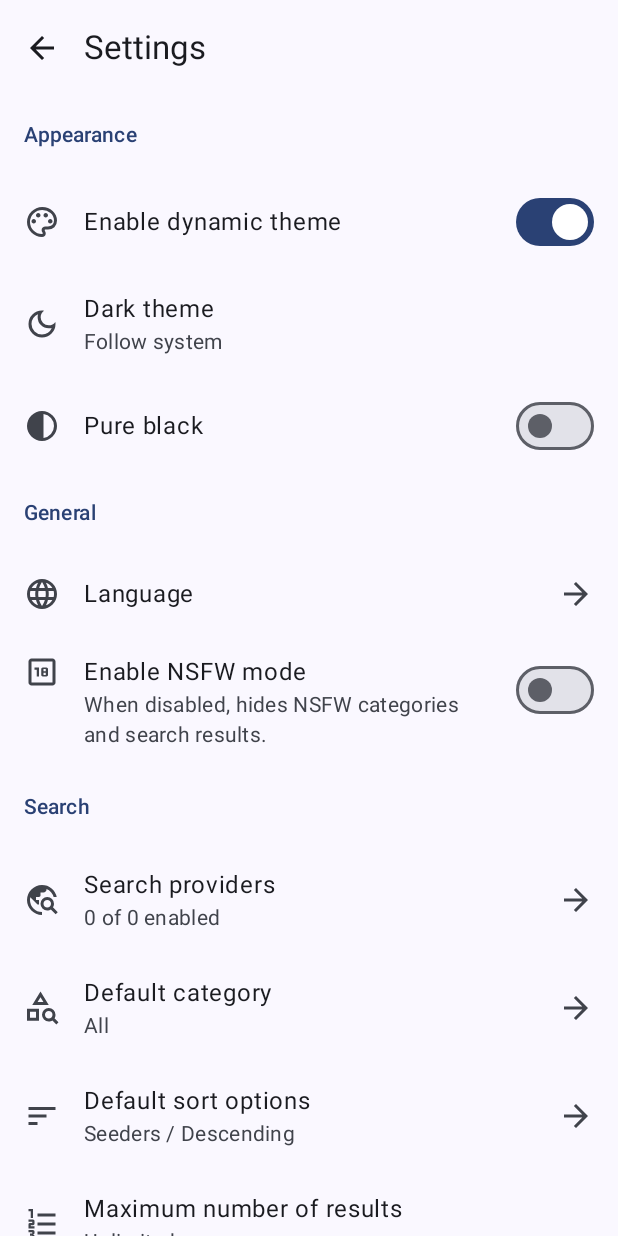
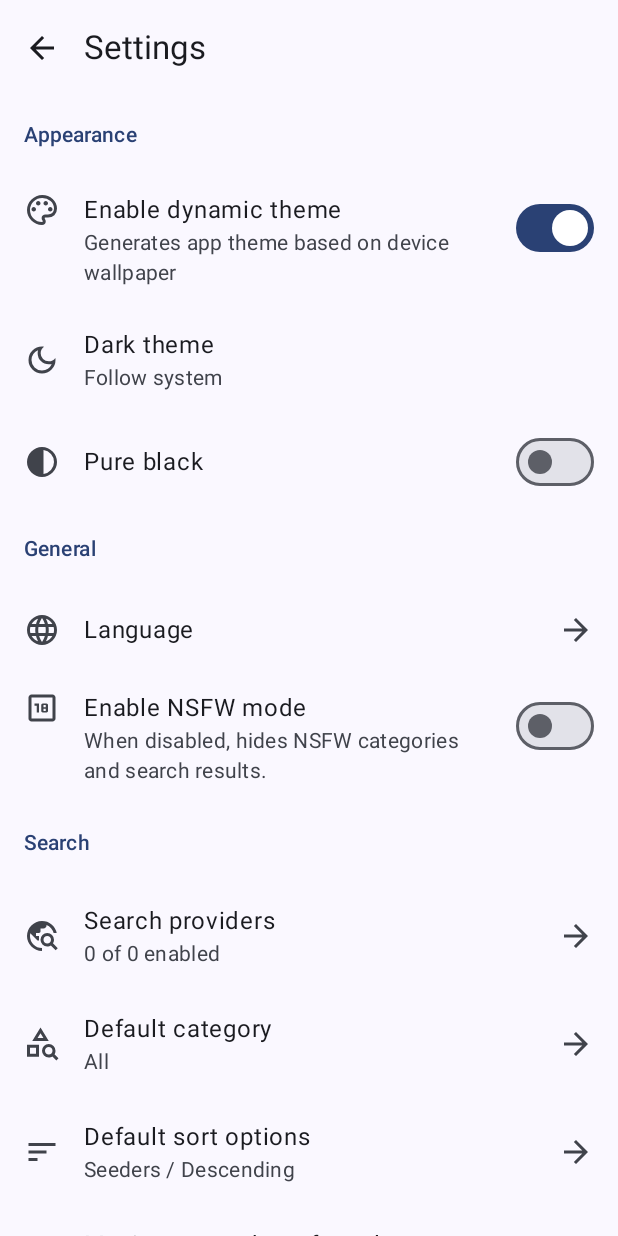
Before and after one commit to prajwalch/TorrentSearch, an Android app built with Jetpack Compose: the main screen opened through its navigation route, on a phone screen of 412 x 824 dp. Run offline under Robolectric (Android 15) with nearby library versions, the phone set to English and light mode, and no system bars; our stand-ins replace Dagger/Hilt's generated code; libraries missing offline, so code that uses them is left out: androidx.hilt.lifecycle; 2 statements that could not run were skipped.

Commit message:
feat(SettingsScreen): Add `Enable dynamic theme` setting summary
Signed-off-by: prajwalch <prajwal.chapagain58@gmail.com>

```diff
--- a/app/src/main/kotlin/com/prajwalch/torrentsearch/ui/settings/SettingsScreen.kt
+++ b/app/src/main/kotlin/com/prajwalch/torrentsearch/ui/settings/SettingsScreen.kt
@@ -5,6 +5,7 @@ import android.content.Intent
 import android.net.Uri
 import android.os.Build
 import android.provider.Settings
+
 import androidx.annotation.RequiresApi
 import androidx.compose.foundation.layout.Arrangement
 import androidx.compose.foundation.layout.Box
@@ -47,6 +48,7 @@ import androidx.compose.ui.unit.DpOffset
 import androidx.compose.ui.unit.dp
 import androidx.hilt.lifecycle.viewmodel.compose.hiltViewModel
 import androidx.lifecycle.compose.collectAsStateWithLifecycle
+
 import com.prajwalch.torrentsearch.BuildConfig
 import com.prajwalch.torrentsearch.R
 import com.prajwalch.torrentsearch.models.DarkTheme
@@ -138,6 +140,7 @@ private fun AppearanceSettings(modifier: Modifier = Modifier) {
                 onClick = { viewModel.enableDynamicTheme(!settings.enableDynamicTheme) },
                 icon = R.drawable.ic_palette,
                 headline = R.string.settings_enable_dynamic_theme,
+                supportingContent = stringResource(R.string.settings_enable_dynamic_theme_summary),
                 trailingContent = {
                     Switch(
                         checked = settings.enableDynamicTheme,
--- a/app/src/main/res/values/strings.xml
+++ b/app/src/main/res/values/strings.xml
@@ -107,6 +107,7 @@
     <string name="settings_screen_title">Settings</string>
     <string name="settings_section_appearance">Appearance</string>
     <string name="settings_enable_dynamic_theme">Enable dynamic theme</string>
+    <string name="settings_enable_dynamic_theme_summary">Generates app theme based on device wallpaper</string>
     <string name="settings_dark_theme">Dark theme</string>
     <string name="settings_dark_theme_on">On</string>
     <string name="settings_dark_theme_off">Off</string>
```
